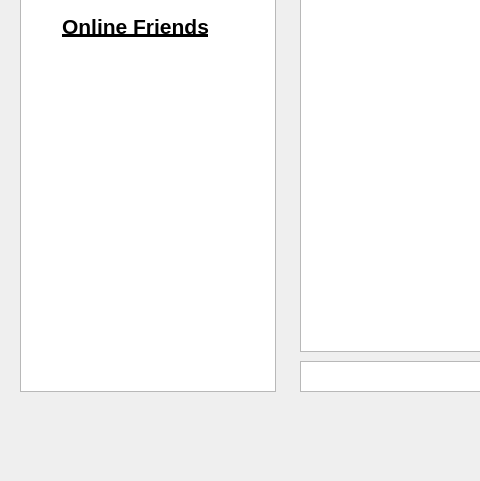
Old version of the form chat.ui in the repository kanakagrawal/ChatApplication; both pictures show x 0 to 480 and y 119 to 600 of the 797 by 600 pixel window.
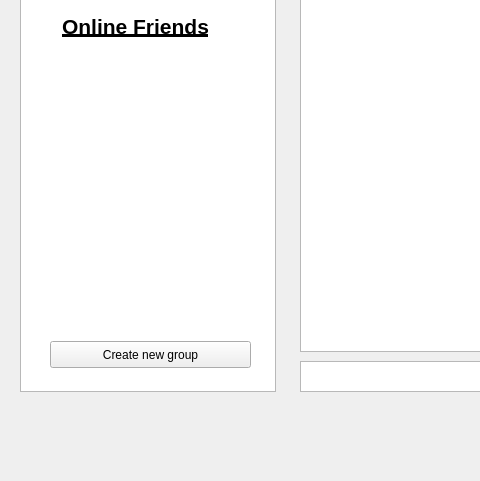
New version of the form.

```diff
--- a/chat.ui
+++ b/chat.ui
@@ -121,11 +121,24 @@
       <x>50</x>
       <y>179</y>
       <width>201</width>
-      <height>301</height>
+      <height>261</height>
      </rect>
     </property>
     <layout class="QVBoxLayout" name="verticalLayout_2"/>
    </widget>
+   <widget class="QPushButton" name="pushButton_3">
+    <property name="geometry">
+     <rect>
+      <x>50</x>
+      <y>460</y>
+      <width>201</width>
+      <height>27</height>
+     </rect>
+    </property>
+    <property name="text">
+     <string>Create new group</string>
+    </property>
+   </widget>
   </widget>
   <widget class="QMenuBar" name="menubar">
    <property name="geometry">
```
